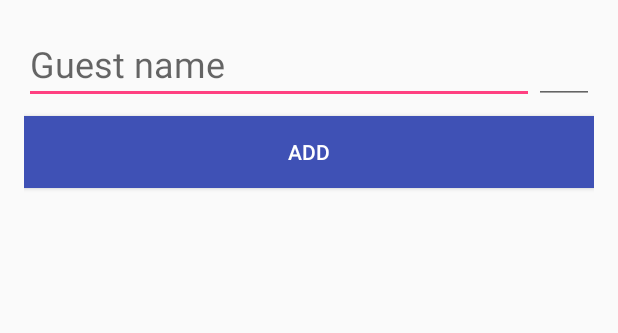
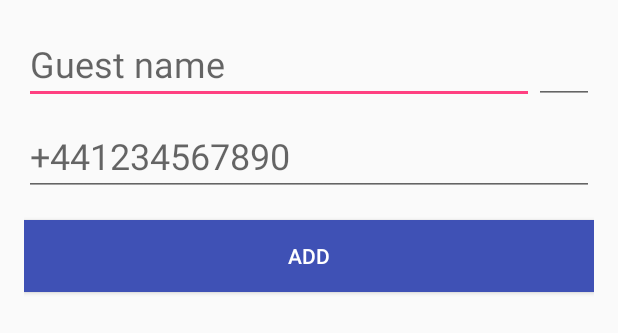
Before and after one commit to MuirDH/GuestWaitList, an Android app: the layout activity_main.xml on its own in the app's theme, with its tools: preview values and no code run, on a phone screen of 412 x 824 dp. Shown: the top 333 px of the screen. Run offline under Robolectric (Android 15) with nearby library versions, the phone set to English and light mode, and no system bars.

```diff
--- a/app/src/main/java/com/example/android/waitlist/data/WaitlistContract.java
+++ b/app/src/main/java/com/example/android/waitlist/data/WaitlistContract.java
@@ -9,6 +9,8 @@ public class WaitlistContract {
         public static final String COLUMN_GUEST_NAME = "guestName";
         public static final String COLUMN_PARTY_SIZE = "partySize";
         public static final String COLUMN_TIMESTAMP = "timestamp";
+        // add column to store guest's mobile number
+        public static final String COLUMN_MOBILE_NUMBER = "mobileNumber";
 
     }
 
--- a/app/src/main/res/layout/activity_main.xml
+++ b/app/src/main/res/layout/activity_main.xml
@@ -32,6 +32,18 @@
             android:textAppearance="@style/TextAppearance.AppCompat.Headline" />
     </LinearLayout>
 
+    <!-- edit text field to add the guest's mobile number -->
+    <EditText
+        android:id="@+id/person_mobile_number_edit_text"
+        android:layout_width="match_parent"
+        android:layout_height="wrap_content"
+        android:layout_marginBottom="8dp"
+        android:layout_marginTop="8dp"
+        android:hint="@string/example_phone_number"
+        android:inputType="text"
+        android:maxLength="15"
+        android:textAppearance="@style/TextAppearance.AppCompat.Headline"
+        tools:ignore="TextFields" />
 
     <Button
         android:id="@+id/add_to_waitlist_button"
--- /dev/null
+++ b/app/src/main/res/values-w820dp/strings.xml
@@ -0,0 +1,4 @@
+<?xml version="1.0" encoding="utf-8"?>
+<resources>
+    <string name="_01234567890">01234567890</string>
+</resources>
--- a/app/src/main/res/values/strings.xml
+++ b/app/src/main/res/values/strings.xml
@@ -5,4 +5,5 @@
     <string name="add_button_text">ADD</string>
     <string name="default_guest_name">[Guest name]</string>
     <string name="default_party_size">\?</string>
+    <string name="example_phone_number">+441234567890</string>
 </resources>
```
Also changed, not shown: app/build.gradle (+16 -5 lines), app/src/main/java/com/example/android/waitlist/GuestListAdapter.java (+12 -7 lines), app/src/main/java/com/example/android/waitlist/MainActivity.java (+49 -6 lines), app/src/main/java/com/example/android/waitlist/data/WaitlistDbHelper.java (+15 -8 lines).
